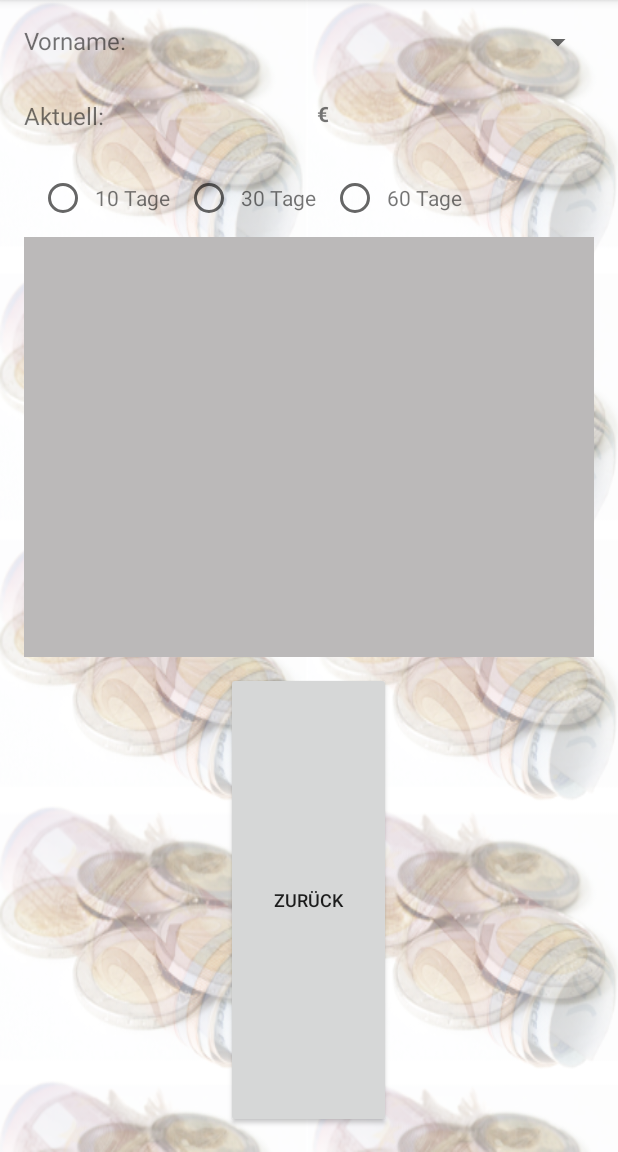
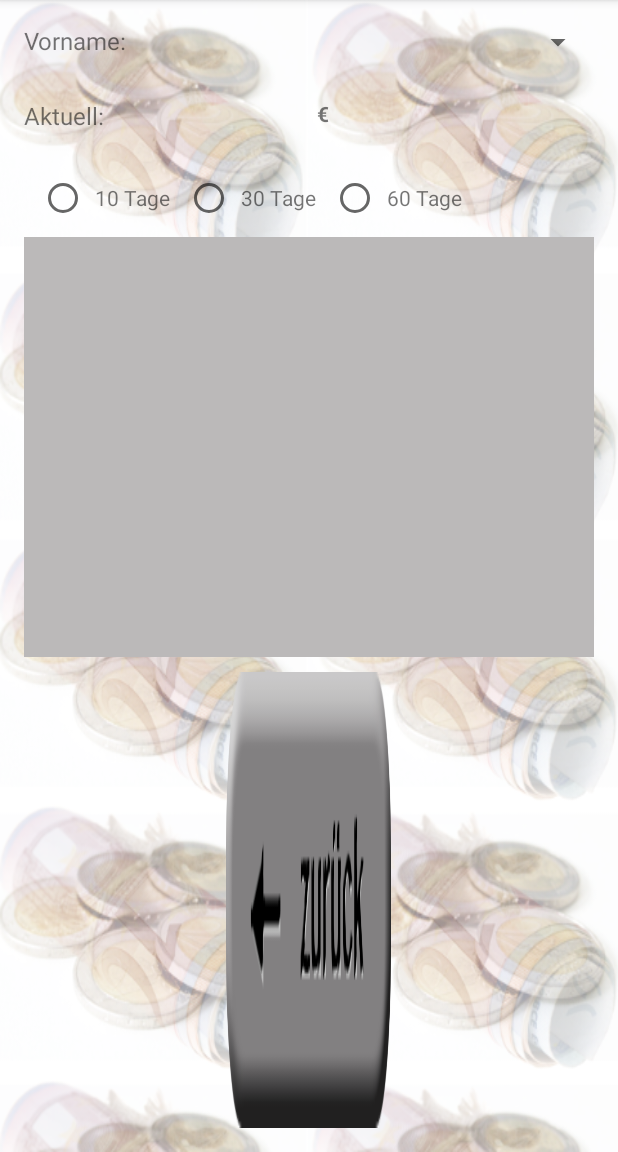
Before and after one commit to hemaassen/TestXML, an Android app: the screen it shows after launch (MainActivity), on a phone screen of 412 x 824 dp, the part 84-1236 px from its top. Run offline under Robolectric (Android 15) with nearby library versions, the phone set to English and light mode, and no system bars.

Commit message:
19.09.16 - 16:50 Uhr

```diff
--- /dev/null
+++ b/app/src/main/res/drawable/button_back.xml
@@ -0,0 +1,8 @@
+<?xml version="1.0" encoding="utf-8"?>
+<selector xmlns:android="http://schemas.android.com/apk/res/android">
+
+    <item android:drawable="@drawable/button_back_pressed"
+        android:state_pressed="true" />
+    <item android:drawable="@drawable/button_back_normal" />
+
+</selector>
--- a/app/src/main/res/layout/activity_main.xml
+++ b/app/src/main/res/layout/activity_main.xml
@@ -150,8 +150,7 @@
             android:layout_alignParentBottom="true"
             android:layout_below="@id/count_parents_spacer4"
             android:layout_centerHorizontal="true"
-            android:text="@string/button_back"
-            android:textSize="12sp" />
+            android:background="@drawable/button_back" />
 
     </RelativeLayout>
 </ScrollView>
```
Also changed, not shown: app/src/main/res/drawable/button_back_normal.png (added), app/src/main/res/drawable/button_back_pressed.png (added).
